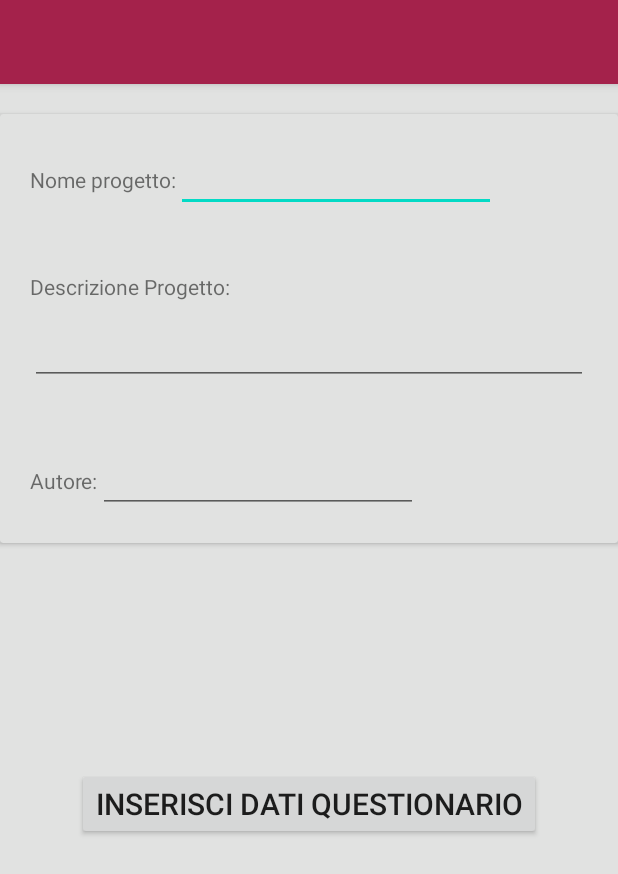
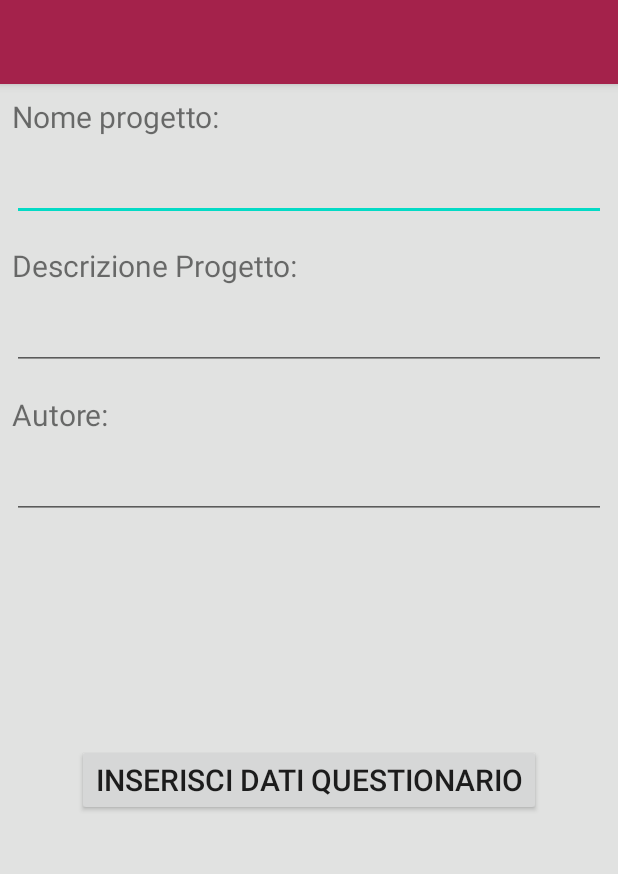
Before and after one commit to Zetlark28/BICAP-Project, an Android app: the layout activity_creazione_progetto.xml on its own in the app's theme, with its tools: preview values and no code run, on a phone screen of 412 x 824 dp. Shown: the top 874 px of the screen. Run offline under Robolectric (Android 15) with nearby library versions, the phone set to English and light mode, and no system bars.

Commit message:
Sistemato Linear Layout WebView

```diff
--- a/app/src/main/java/it/unimib/bicap/LaunchScreen.java
+++ b/app/src/main/java/it/unimib/bicap/LaunchScreen.java
@@ -43,7 +43,7 @@ public class LaunchScreen extends AppCompatActivity {
         handler.postDelayed(new Runnable() {
             @Override
             public void run() {
-                Intent intent=new Intent(LaunchScreen.this, Progetto.class);
+                Intent intent=new Intent(LaunchScreen.this, SurveyWebview.class);
                 startActivity(intent);
                 finish();
             }
--- a/app/src/main/java/it/unimib/bicap/SurveyWebview.java
+++ b/app/src/main/java/it/unimib/bicap/SurveyWebview.java
@@ -21,7 +21,7 @@ public class SurveyWebview extends AppCompatActivity {
     @Override
     protected void onCreate(Bundle savedInstanceState) {
         super.onCreate(savedInstanceState);
-        setContentView(R.layout.activity_survey_webview);
+        setContentView(R.layout.activity_survey);
 
         Toolbar toolbar = findViewById(R.id.toolbar_main);
         toolbar.setTitle("Prova");
--- a/app/src/main/res/layout/activity_creazione_progetto.xml
+++ b/app/src/main/res/layout/activity_creazione_progetto.xml
@@ -12,51 +12,53 @@
         android:layout_width="match_parent"
         android:layout_height="wrap_content" />
 
-    <androidx.cardview.widget.CardView
+    <LinearLayout
         android:layout_width="match_parent"
         android:layout_height="wrap_content"
-        app:cardBackgroundColor="@color/sfondo"
-        android:layout_marginTop="20dp">
-
-        <LinearLayout
-            android:layout_width="match_parent"
-            android:layout_height="match_parent"
+        android:layout_marginStart="8dp"
+        android:layout_marginLeft="8dp"
+        android:layout_marginTop="8dp"
+        android:layout_marginEnd="8dp"
+        android:layout_marginRight="8dp"
         android:orientation="vertical">
 
         <LinearLayout
             android:id="@+id/lnLayoutNomeProgetto"
             android:layout_width="match_parent"
             android:layout_height="wrap_content"
-                android:layout_margin="20dp"
-                android:orientation="horizontal">
+            android:orientation="vertical">
 
             <TextView
                 android:id="@+id/tvNomeProgetto"
                 android:layout_width="wrap_content"
                 android:layout_height="wrap_content"
-                    android:text="@string/nome_progetto" />
+                android:text="@string/nome_progetto"
+                android:textSize="20sp" />
 
-                <EditText
-                    android:id="@+id/etNomeProgetto"
-                    android:layout_width="wrap_content"
-                    android:layout_height="wrap_content"
-                    android:ems="10"
-                    android:importantForAutofill="no"
-                    android:inputType="textPersonName" />
+            <com.google.android.material.textfield.TextInputLayout
+                android:layout_width="match_parent"
+                android:layout_height="match_parent">
+
+                <com.google.android.material.textfield.TextInputEditText
+                    android:layout_width="match_parent"
+                    android:layout_height="wrap_content" />
+            </com.google.android.material.textfield.TextInputLayout>
+
         </LinearLayout>
 
         <LinearLayout
             android:id="@+id/lnLayoutDescProgetto"
             android:layout_width="match_parent"
             android:layout_height="wrap_content"
-                android:orientation="vertical"
-                android:layout_margin="20dp">
+            android:layout_marginTop="16dp"
+            android:orientation="vertical">
 
             <TextView
                 android:id="@+id/textView2"
                 android:layout_width="wrap_content"
                 android:layout_height="wrap_content"
-                    android:text="Descrizione Progetto:" />
+                android:text="Descrizione Progetto:"
+                android:textSize="20dp" />
 
             <com.google.android.material.textfield.TextInputLayout
                 android:layout_width="match_parent"
@@ -72,26 +74,27 @@
             android:id="@+id/lnLayourAutoreProgetto"
             android:layout_width="match_parent"
             android:layout_height="match_parent"
-                android:orientation="horizontal"
-                android:layout_margin="20dp">
-">
+            android:layout_marginTop="16dp"
+            android:orientation="vertical">
 
             <TextView
                 android:id="@+id/tvAutore"
                 android:layout_width="wrap_content"
                 android:layout_height="wrap_content"
-                    android:text="Autore:" />
+                android:text="Autore:"
+                android:textSize="20sp" />
 
-                <EditText
-                    android:id="@+id/editText3"
-                    android:layout_width="wrap_content"
-                    android:layout_height="wrap_content"
-                    android:ems="10"
-                    android:inputType="textPersonName" />
+            <com.google.android.material.textfield.TextInputLayout
+                android:layout_width="match_parent"
+                android:layout_height="match_parent">
+
+                <com.google.android.material.textfield.TextInputEditText
+                    android:layout_width="match_parent"
+                    android:layout_height="wrap_content" />
+            </com.google.android.material.textfield.TextInputLayout>
+
         </LinearLayout>
     </LinearLayout>
-
-    </androidx.cardview.widget.CardView>
 
     <Button
         android:id="@+id/button"
```
Also changed, not shown: app/src/main/res/layout/activity_survey.xml (added, +19 -0 lines), app/src/main/res/layout/activity_survey_webview.xml (deleted, +0 -24 lines). Lines whose indentation alone changed are shown as unchanged.
